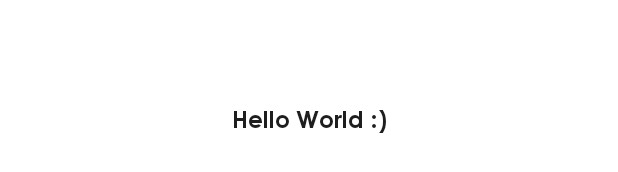
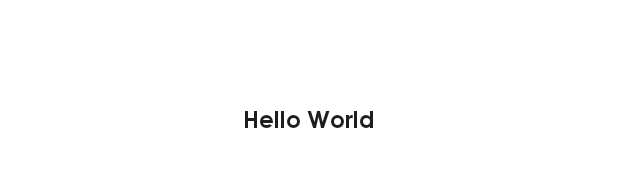
Before and after one commit to Nub-en-Nuber/NuberJam-Android, an Android app: the layout activity_main.xml on its own in the app's theme, with its tools: preview values and no code run, on a phone screen of 412 x 824 dp. Shown: the part 500-672 px from the top of the screen. Run offline under Robolectric (Android 15) with nearby library versions, the phone set to English and light mode, and no system bars.

Commit message:
refactor(general): MP-1 Remove Emoticon on Hello World text

```diff
--- a/app/src/main/res/layout/activity_main.xml
+++ b/app/src/main/res/layout/activity_main.xml
@@ -9,7 +9,7 @@
     <TextView
         android:layout_width="wrap_content"
         android:layout_height="wrap_content"
-        android:text="Hello World :)"
+        android:text="Hello World"
         app:layout_constraintBottom_toBottomOf="parent"
         app:layout_constraintEnd_toEndOf="parent"
         app:layout_constraintStart_toStartOf="parent"
```
